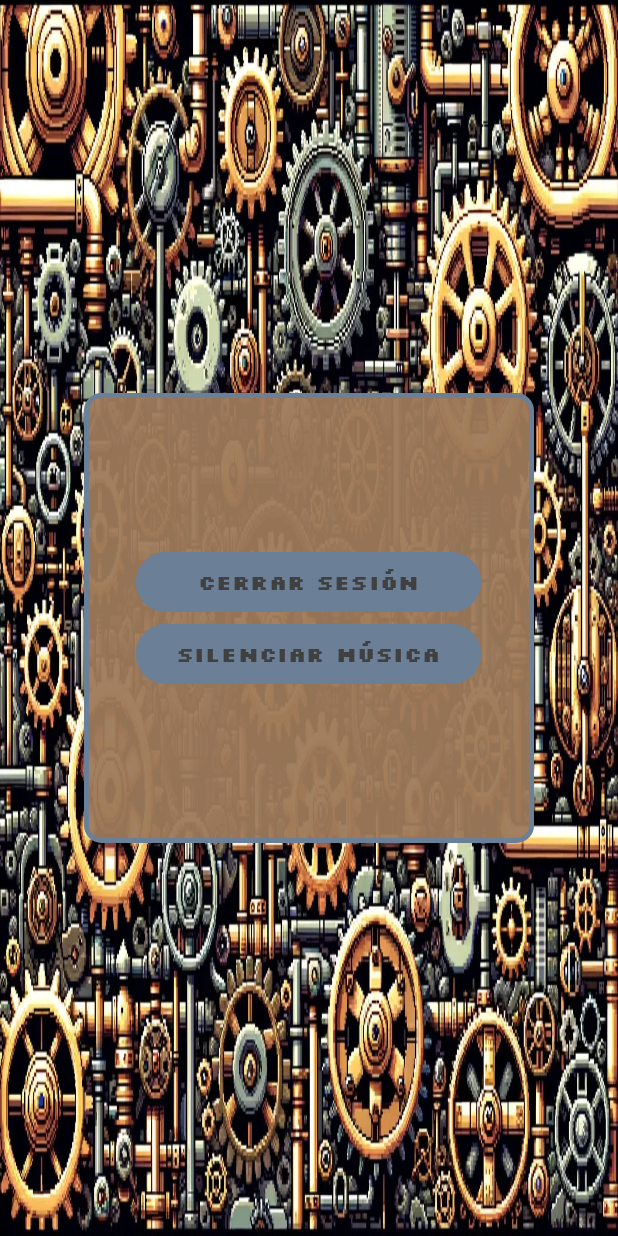
After one commit to Sebastian-II-El-Suspendido/ProyectoFinalPMM, an Android app: the layout activity_ajustes.xml on its own in the app's theme, with its tools: preview values and no code run, on a phone screen of 412 x 824 dp. The commit adds this screen. Run offline under Robolectric (Android 15) with nearby library versions, the phone set to English and light mode, and no system bars.

Commit message:
Cachos feos de interfaz, remaster

```diff
--- a/app/src/main/java/com/example/proyectofinalpmm/ObjetosAleatorios.kt
+++ b/app/src/main/java/com/example/proyectofinalpmm/ObjetosAleatorios.kt
@@ -22,6 +22,8 @@ class ObjetosAleatorios(private val context: Context) :
     }
 
     override fun onCreate(db: SQLiteDatabase?) {
+
+
 
     }
 
--- /dev/null
+++ b/app/src/main/res/layout/activity_ajustes.xml
@@ -0,0 +1,56 @@
+<?xml version="1.0" encoding="utf-8"?>
+<androidx.constraintlayout.widget.ConstraintLayout xmlns:android="http://schemas.android.com/apk/res/android"
+    xmlns:app="http://schemas.android.com/apk/res-auto"
+    xmlns:tools="http://schemas.android.com/tools"
+    android:layout_width="match_parent"
+    android:layout_height="match_parent"
+    android:background="@drawable/fondoajustes"
+    tools:context=".AjustesActivity">
+
+
+    <LinearLayout
+        android:layout_width="300dp"
+        android:layout_height="300dp"
+        android:background="@drawable/bordemarcos"
+        android:gravity="center"
+        android:orientation="vertical"
+        app:layout_constraintBottom_toBottomOf="parent"
+        app:layout_constraintEnd_toEndOf="parent"
+        app:layout_constraintStart_toStartOf="parent"
+        app:layout_constraintTop_toTopOf="parent">
+
+        <Button
+            android:id="@+id/button6"
+            android:layout_width="230dp"
+            android:layout_height="wrap_content"
+            android:backgroundTint="#6B8096"
+            android:fontFamily="@font/silk_bold"
+            android:gravity="center"
+            android:text="@string/quit"
+            android:textColor="#404040"
+            app:layout_constraintBottom_toBottomOf="parent"
+            app:layout_constraintEnd_toEndOf="parent"
+            app:layout_constraintStart_toStartOf="parent"
+            app:layout_constraintTop_toTopOf="parent"
+            app:layout_constraintVertical_bias="0.132" />
+
+        <Button
+            android:id="@+id/button7"
+            android:layout_width="230dp"
+            android:layout_height="wrap_content"
+            android:backgroundTint="#6B8096"
+            android:fontFamily="@font/silk_bold"
+            android:gravity="center"
+            android:text="@string/mute"
+            android:textColor="#404040"
+            app:layout_constraintBottom_toBottomOf="parent"
+            app:layout_constraintEnd_toEndOf="parent"
+            app:layout_constraintStart_toStartOf="parent"
+            app:layout_constraintTop_toTopOf="parent"
+            app:layout_constraintVertical_bias="0.132" />
+
+
+
+
+    </LinearLayout>
+</androidx.constraintlayout.widget.ConstraintLayout>
--- a/app/src/main/res/layout/activity_creacion_personaje.xml
+++ b/app/src/main/res/layout/activity_creacion_personaje.xml
@@ -133,6 +133,9 @@
 
             android:entries="@array/spinnerEstadoVital" />
     </LinearLayout>
+    <include
+        layout="@layout/ajustes"
+        />
 
     <Button
         android:id="@+id/button3"
--- a/app/src/main/res/layout/activity_enemigo.xml
+++ b/app/src/main/res/layout/activity_enemigo.xml
@@ -192,5 +192,7 @@
         app:layout_constraintStart_toStartOf="parent"
         app:layout_constraintTop_toTopOf="parent" />
 
+    <include layout="@layout/ajustes" />
+
 
 </androidx.constraintlayout.widget.ConstraintLayout>
--- a/app/src/main/res/layout/activity_random.xml
+++ b/app/src/main/res/layout/activity_random.xml
@@ -98,5 +98,7 @@
             android:text="Button" />
     </LinearLayout>
 
+    <include layout="@layout/ajustes" />
+
 
 </androidx.constraintlayout.widget.ConstraintLayout>
--- a/app/src/main/res/layout/item_message.xml
+++ b/app/src/main/res/layout/item_message.xml
@@ -74,5 +74,7 @@
 
     </LinearLayout>
 
+    <include layout="@layout/ajustes" />
+
 
 </androidx.constraintlayout.widget.ConstraintLayout>
--- a/app/src/main/res/values/strings.xml
+++ b/app/src/main/res/values/strings.xml
@@ -13,7 +13,9 @@
 
     <!--Text Personaje Creado.xml-->
     <string name="butonAtras">Atrás</string>
-
+    <string name="butonenxt">Continuar</string>
+    <string name="quit">Cerrar sesión</string>
+    <string name="mute">Silenciar música</string>
 
 
     <!--Text Views activity_main.xml-->
```
Also changed, not shown: app/src/main/AndroidManifest.xml (+5 -6 lines), app/src/main/java/com/example/proyectofinalpmm/AjustesActivity.kt (added, +44 -0 lines), app/src/main/java/com/example/proyectofinalpmm/ChatBotActivity.kt (+15 -6 lines), app/src/main/java/com/example/proyectofinalpmm/CreacionPersonajeActivity.kt (+7 -0 lines), app/src/main/java/com/example/proyectofinalpmm/EnemigoActivity.kt (+7 -0 lines), app/src/main/java/com/example/proyectofinalpmm/PersonajeCreadoActivity.kt (+8 -0 lines), app/src/main/java/com/example/proyectofinalpmm/RandomActivity.kt (+8 -3 lines), app/src/main/res/layout/activity_chat_bot.xml (+9 -2 lines), app/src/main/res/layout/activity_personaje_creado.xml (+36 -29 lines), app/src/main/res/layout/ajustes.xml (added, +18 -0 lines), app/src/main/res/drawable/ajustesdef.png (added), app/src/main/res/drawable/fondoajustes.webp (added), app/src/main/res/drawable/fondomercader.webp (added).
